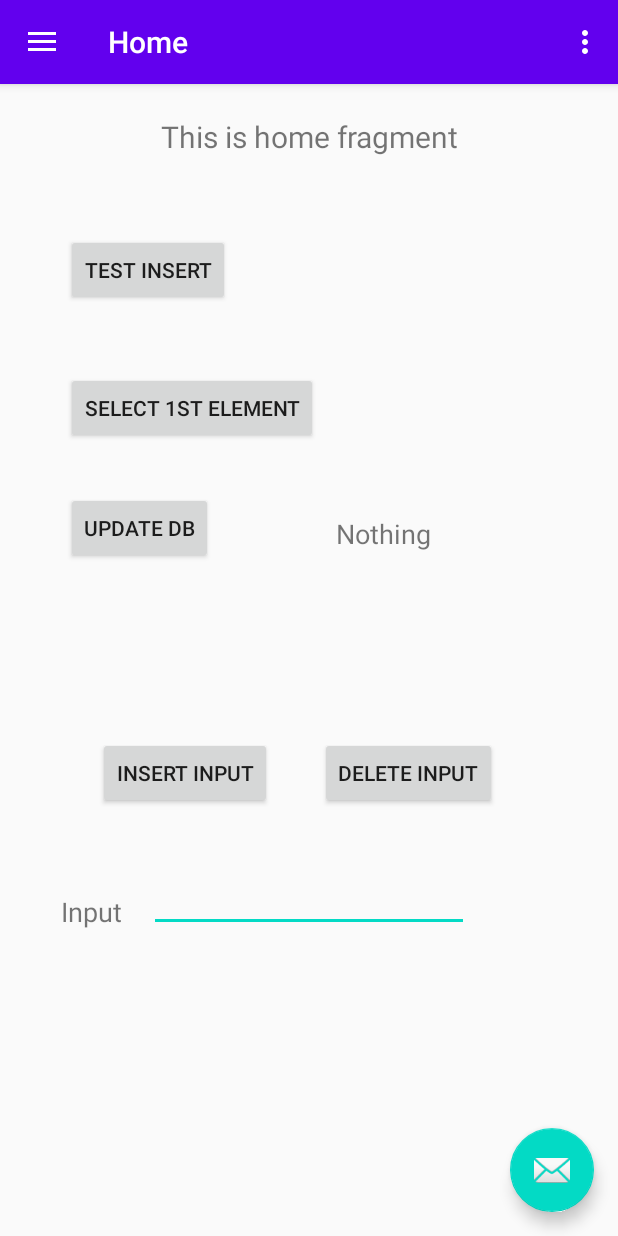
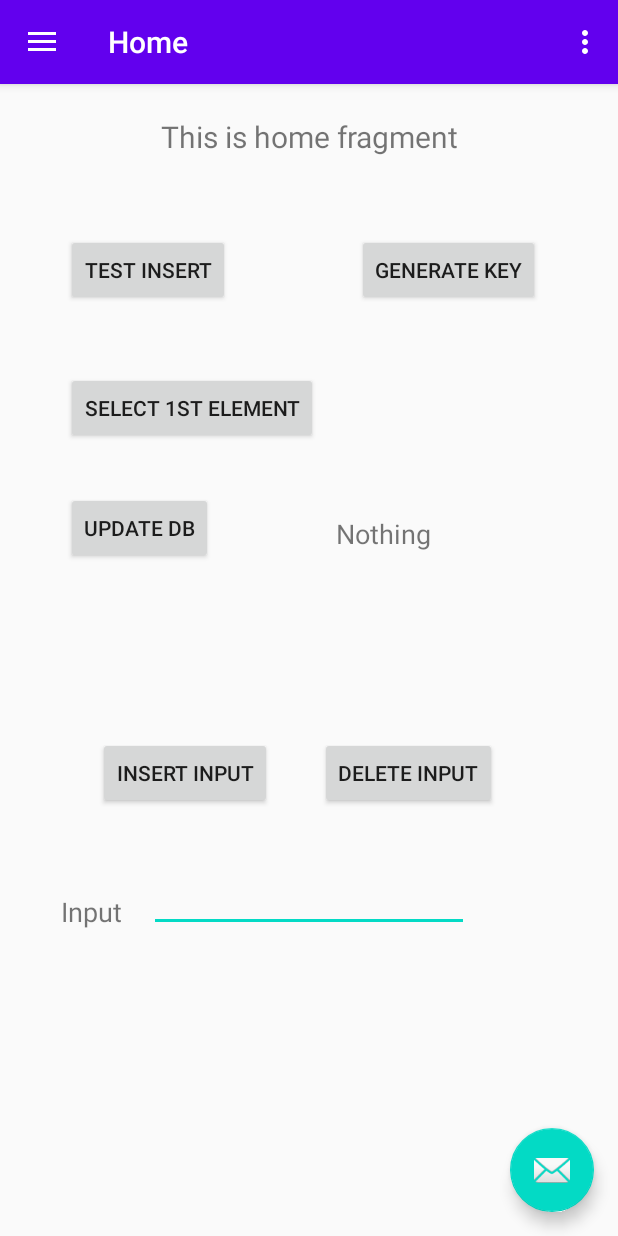
Before and after one commit to h3xduck/Greta, an Android app: the screen it shows after launch (MainActivity), on a phone screen of 412 x 824 dp. Run offline under Robolectric (Android 15) with nearby library versions, the phone set to English and light mode, and no system bars; our stand-ins replace navigation-ui; libraries missing offline, so code that uses them is left out: com.raizlabs.android; 2 statements that could not run were skipped.

Commit message:
Refactored code. Added keys to the DB.

```diff
--- a/app/src/main/java/com/marsanpat/greta/Element.java
+++ b/app/src/main/java/com/marsanpat/greta/Database/Element.java
@@ -1,4 +1,4 @@
-package com.marsanpat.greta;
+package com.marsanpat.greta.Database;
 
 import com.raizlabs.android.dbflow.annotation.Column;
 import com.raizlabs.android.dbflow.annotation.ForeignKey;
@@ -16,7 +16,8 @@ public class Element extends BaseModel {
 
     @Column String name;
 
-    @Column @ForeignKey(saveForeignKeyModel = false) Organization organization;
+    @Column @ForeignKey(saveForeignKeyModel = false)
+    Organization organization;
 
     public void setOrganization(Organization organization) {
         this.organization = organization;
--- a/app/src/main/java/com/marsanpat/greta/MyDatabase.java
+++ b/app/src/main/java/com/marsanpat/greta/Database/MyDatabase.java
@@ -1,4 +1,4 @@
-package com.marsanpat.greta;
+package com.marsanpat.greta.Database;
 
 import com.raizlabs.android.dbflow.annotation.Database;
 
--- a/app/src/main/java/com/marsanpat/greta/Organization.java
+++ b/app/src/main/java/com/marsanpat/greta/Database/Organization.java
@@ -1,5 +1,6 @@
-package com.marsanpat.greta;
+package com.marsanpat.greta.Database;
 
+import com.marsanpat.greta.Database.MyDatabase;
 import com.raizlabs.android.dbflow.annotation.Column;
 import com.raizlabs.android.dbflow.annotation.PrimaryKey;
 import com.raizlabs.android.dbflow.annotation.Table;
--- a/app/src/main/java/com/marsanpat/greta/MainActivity.java
+++ b/app/src/main/java/com/marsanpat/greta/MainActivity.java
@@ -19,6 +19,8 @@ import androidx.navigation.ui.NavigationUI;
 import androidx.drawerlayout.widget.DrawerLayout;
 import androidx.appcompat.app.AppCompatActivity;
 import androidx.appcompat.widget.Toolbar;
+
+import com.marsanpat.greta.Database.Keys;
 import com.raizlabs.android.dbflow.config.FlowManager;
 import com.raizlabs.android.dbflow.sql.language.SQLite;
 import com.raizlabs.android.dbflow.sql.language.Select;
@@ -66,8 +68,6 @@ public class MainActivity extends AppCompatActivity {
         NavigationUI.setupActionBarWithNavController(this, navController, mAppBarConfiguration);
         NavigationUI.setupWithNavController(navigationView, navController);
 
-
-
     }
 
     @Override
--- a/app/src/main/java/com/marsanpat/greta/ui/gallery/GalleryFragment.java
+++ b/app/src/main/java/com/marsanpat/greta/ui/gallery/GalleryFragment.java
@@ -1,13 +1,11 @@
 package com.marsanpat.greta.ui.gallery;
 
-import android.content.Context;
 import android.os.Bundle;
 import android.util.Log;
 import android.view.LayoutInflater;
 import android.view.View;
 import android.view.ViewGroup;
 import android.widget.LinearLayout;
-import android.widget.ScrollView;
 import android.widget.TextView;
 
 import androidx.annotation.NonNull;
@@ -16,7 +14,7 @@ import androidx.fragment.app.Fragment;
 import androidx.lifecycle.Observer;
 import androidx.lifecycle.ViewModelProviders;
 
-import com.marsanpat.greta.Element;
+import com.marsanpat.greta.Database.Element;
 import com.marsanpat.greta.R;
 import com.raizlabs.android.dbflow.sql.language.SQLite;
 
--- a/app/src/main/java/com/marsanpat/greta/ui/slideshow/SlideshowFragment.java
+++ b/app/src/main/java/com/marsanpat/greta/ui/slideshow/SlideshowFragment.java
@@ -1,12 +1,10 @@
 package com.marsanpat.greta.ui.slideshow;
 
 import android.os.Bundle;
-import android.util.Log;
 import android.view.Gravity;
 import android.view.LayoutInflater;
 import android.view.View;
 import android.view.ViewGroup;
-import android.widget.LinearLayout;
 import android.widget.TableLayout;
 import android.widget.TableRow;
 import android.widget.TextView;
@@ -17,11 +15,9 @@ import androidx.fragment.app.Fragment;
 import androidx.lifecycle.Observer;
 import androidx.lifecycle.ViewModelProviders;
 
-import com.marsanpat.greta.Element;
+import com.marsanpat.greta.Database.Element;
 import com.marsanpat.greta.R;
 import com.raizlabs.android.dbflow.sql.language.SQLite;
-
-import org.w3c.dom.Text;
 
 import java.util.List;
 
--- a/app/src/main/res/layout/fragment_home.xml
+++ b/app/src/main/res/layout/fragment_home.xml
@@ -110,4 +110,13 @@
         app:layout_constraintStart_toEndOf="@+id/inputBut"
         app:layout_constraintTop_toTopOf="@+id/inputBut" />
 
+    <Button
+        android:id="@+id/genKeyBut"
+        android:layout_width="wrap_content"
+        android:layout_height="wrap_content"
+        android:layout_marginEnd="52dp"
+        android:text="Generate Key"
+        app:layout_constraintEnd_toEndOf="parent"
+        app:layout_constraintTop_toTopOf="@+id/insert" />
+
 </androidx.constraintlayout.widget.ConstraintLayout>
```
Also changed, not shown: app/src/main/java/com/marsanpat/greta/Database/Keys.java (added, +51 -0 lines), app/src/main/java/com/marsanpat/greta/ui/home/HomeFragment.java (+16 -4 lines).
